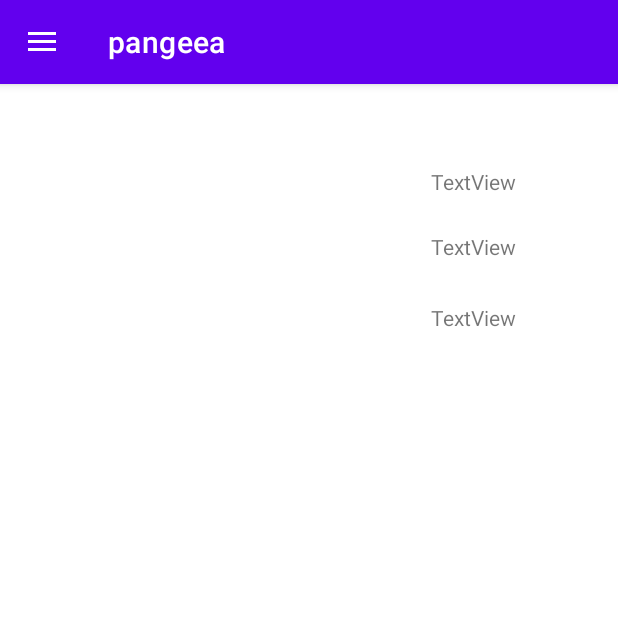
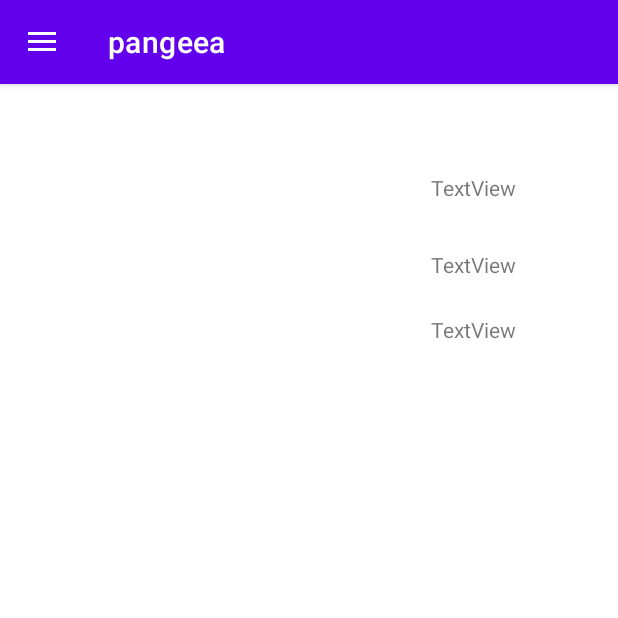
Before and after one commit to ObiItiFuraCodu/pangeea, an Android app: the MainActivity screen opened directly, with no data from a screen before it, on a phone screen of 412 x 824 dp, the top half of it. Run offline under Robolectric (Android 15) with nearby library versions, the phone set to English and light mode, and no system bars; our stand-ins replace Firebase (no records; nobody signed in at launch, a user with empty details on screens opened directly); libraries missing offline, so code that uses them is left out: org.checkerframework.checker; 10 statements that could not run were skipped.

Commit message:
Schimbari majore

```diff
--- a/app/src/main/java/com/example/pangeea/backend/HourBackend.java
+++ b/app/src/main/java/com/example/pangeea/backend/HourBackend.java
@@ -151,8 +151,10 @@ public class HourBackend extends DatabaseConnector {
                                                                   layout.addView(v);
 
                                                               }else{
-                                                                  snapshot.getRef().child(snapshot.getKey()).removeValue();
-                                                                  Log.i("TAFDASRFWSREFAS",Long.toString(System.currentTimeMillis()));
+                                                                 // snapshot.getRef().child(snapshot.getKey()).removeValue();
+                                                                  Log.i("BLBLBLBLBLBLB",snapshot.getKey());
+                                                                  snapshot.getRef().child(Long.toString(hour_milisecs)).removeValue();
+                                                                  ///Log.i("TAFDASRFWSREFAS",Long.toString(System.currentTimeMillis()));
                                                               }
                                                           }
 
--- a/app/src/main/java/com/example/pangeea/backend/TaskBackend.java
+++ b/app/src/main/java/com/example/pangeea/backend/TaskBackend.java
@@ -181,12 +181,12 @@ public class TaskBackend extends DatabaseConnector{
 
                                                                   }
                                                               });
-                                                              if(true){
+                                                              if(hour_milisecs > System.currentTimeMillis() - ONE_DAY_IN_MILIS){
                                                                   layout.addView(v);
 
                                                               }else{
                                                                   Log.i("TF","WTFFFFFFFFFFFFFFFFFF");
-                                                                  snapshot.getRef().child(snapshot.getKey()).removeValue();
+                                                                  snapshot.getRef().child(Long.toString(hour_milisecs)).removeValue();
                                                               }
                                                           }
 
--- a/app/src/main/java/com/example/pangeea/backend/TestBackend.java
+++ b/app/src/main/java/com/example/pangeea/backend/TestBackend.java
@@ -211,12 +211,12 @@ public class TestBackend extends DatabaseConnector {
 
                                                                   }
                                                               });
-                                                              if(true){
+                                                              if(hour_milisecs > System.currentTimeMillis() - ONE_DAY_IN_MILIS){
                                                                   layout.addView(v);
 
                                                               }else{
                                                                   Log.i("TF","WTFFFFFFFFFFFFFFFFFF");
-                                                                  snapshot.getRef().child(snapshot.getKey()).removeValue();
+                                                                  snapshot.getRef().child(Long.toString(hour_milisecs)).removeValue();
                                                               }
                                                           }
 
--- a/app/src/main/java/com/example/pangeea/main/MainActivity.java
+++ b/app/src/main/java/com/example/pangeea/main/MainActivity.java
@@ -123,10 +123,10 @@ public class MainActivity extends AppCompatActivity implements NavigationView.On
                     }
                 });
 
-        LinearLayout linear = findViewById(R.id.liner);
-        backend1.import_hours(linear);
-        backend2.import_tasks(linear);
-        backend3.import_tests(linear);
+
+        backend1.import_hours(findViewById(R.id.liner2));
+        backend2.import_tasks(findViewById(R.id.liner));
+        backend3.import_tests(findViewById(R.id.liner3));
 
     }
 }
--- a/app/src/main/res/layout/activity_main.xml
+++ b/app/src/main/res/layout/activity_main.xml
@@ -9,39 +9,75 @@
     android:id="@+id/my_drawer_layout"
     tools:ignore="HardcodedText"
     >
+
     <androidx.constraintlayout.widget.ConstraintLayout
         android:layout_width="match_parent"
         android:layout_height="match_parent">
+
+        <ScrollView
+            android:id="@+id/scrollView2"
+            android:layout_width="0dp"
+            android:layout_height="0dp"
+            app:layout_constraintBottom_toBottomOf="parent"
+            app:layout_constraintEnd_toEndOf="parent"
+            app:layout_constraintStart_toStartOf="parent"
+            app:layout_constraintTop_toBottomOf="@+id/scrollView4">
+
+            <LinearLayout
+                android:id="@+id/liner"
+                android:layout_width="match_parent"
+                android:layout_height="wrap_content"
+                android:orientation="vertical" />
+        </ScrollView>
+
+        <ScrollView
+            android:id="@+id/scrollView4"
+            android:layout_width="0dp"
+            android:layout_height="0dp"
+            app:layout_constraintBottom_toTopOf="@+id/guideline27"
+            app:layout_constraintEnd_toEndOf="parent"
+            app:layout_constraintHorizontal_bias="0.0"
+            app:layout_constraintStart_toStartOf="parent"
+            app:layout_constraintTop_toTopOf="@+id/guideline26"
+            app:layout_constraintVertical_bias="0.0">
+
+            <LinearLayout
+                android:id="@+id/liner3"
+                android:layout_width="match_parent"
+                android:layout_height="wrap_content"
+                android:orientation="vertical" />
+        </ScrollView>
+
         <ImageView
             android:id="@+id/imageView"
             android:layout_width="176dp"
             android:layout_height="181dp"
             android:layout_marginStart="28dp"
-            android:layout_marginTop="16dp"
+            android:layout_marginTop="24dp"
             app:layout_constraintEnd_toStartOf="@+id/hs"
-            app:layout_constraintHorizontal_bias="0.113"
+            app:layout_constraintHorizontal_bias="0.023"
             app:layout_constraintStart_toStartOf="parent"
             app:layout_constraintTop_toTopOf="parent"
             tools:srcCompat="@tools:sample/avatars" />
+
+        <TextView
+            android:id="@+id/hs"
+            android:layout_width="wrap_content"
+            android:layout_height="wrap_content"
+            android:layout_marginEnd="68dp"
+            android:layout_marginBottom="24dp"
+            android:text="TextView"
+            app:layout_constraintBottom_toTopOf="@+id/textView4"
+            app:layout_constraintEnd_toEndOf="parent" />
 
         <TextView
             android:id="@+id/Username"
             android:layout_width="wrap_content"
             android:layout_height="wrap_content"
             android:layout_marginEnd="68dp"
-            android:layout_marginBottom="24dp"
+            android:layout_marginBottom="32dp"
             android:text="TextView"
             app:layout_constraintBottom_toTopOf="@+id/hs"
-            app:layout_constraintEnd_toEndOf="parent" />
-
-        <TextView
-            android:id="@+id/hs"
-            android:layout_width="wrap_content"
-            android:layout_height="wrap_content"
-            android:layout_marginEnd="68dp"
-            android:layout_marginBottom="28dp"
-            android:text="TextView"
-            app:layout_constraintBottom_toTopOf="@+id/textView4"
             app:layout_constraintEnd_toEndOf="parent" />
 
         <TextView
@@ -51,23 +87,65 @@
             android:layout_marginEnd="68dp"
             android:layout_marginBottom="32dp"
             android:text="TextView"
-            app:layout_constraintBottom_toTopOf="@+id/scrollView2"
+            app:layout_constraintBottom_toTopOf="@+id/scrollView3"
             app:layout_constraintEnd_toEndOf="parent" />
 
         <ScrollView
-            android:id="@+id/scrollView2"
-            android:layout_width="409dp"
-            android:layout_height="521dp"
+            android:id="@+id/scrollView3"
+            android:layout_width="0dp"
+            android:layout_height="0dp"
+            app:layout_constraintBottom_toTopOf="@+id/guideline25"
             app:layout_constraintEnd_toEndOf="parent"
+            app:layout_constraintHorizontal_bias="0.0"
             app:layout_constraintStart_toStartOf="parent"
-            app:layout_constraintTop_toBottomOf="@+id/imageView">
+            app:layout_constraintTop_toBottomOf="@+id/imageView"
+            app:layout_constraintVertical_bias="1.0">
 
             <LinearLayout
-                android:id="@+id/liner"
+                android:id="@+id/liner2"
                 android:layout_width="match_parent"
                 android:layout_height="wrap_content"
                 android:orientation="vertical" />
         </ScrollView>
+
+        <androidx.constraintlayout.widget.Guideline
+            android:id="@+id/guideline25"
+            android:layout_width="wrap_content"
+            android:layout_height="wrap_content"
+            android:orientation="horizontal"
+            app:layout_constraintEnd_toEndOf="parent"
+            app:layout_constraintGuide_begin="365dp"
+            app:layout_constraintStart_toStartOf="parent" />
+
+        <androidx.constraintlayout.widget.Guideline
+            android:id="@+id/guideline26"
+            android:layout_width="wrap_content"
+            android:layout_height="wrap_content"
+            android:orientation="horizontal"
+            app:layout_constraintGuide_begin="378dp" />
+
+        <androidx.constraintlayout.widget.Guideline
+            android:id="@+id/guideline27"
+            android:layout_width="wrap_content"
+            android:layout_height="wrap_content"
+            android:orientation="horizontal"
+            app:layout_constraintGuide_begin="531dp" />
+
+        <androidx.constraintlayout.widget.Guideline
+            android:id="@+id/guideline28"
+            android:layout_width="wrap_content"
+            android:layout_height="wrap_content"
+            android:orientation="horizontal"
+            app:layout_constraintGuide_begin="541dp" />
+
+        <androidx.constraintlayout.widget.Guideline
+            android:id="@+id/guideline29"
+            android:layout_width="wrap_content"
+            android:layout_height="wrap_content"
+            android:orientation="horizontal"
+            app:layout_constraintEnd_toEndOf="parent"
+            app:layout_constraintGuide_begin="695dp"
+            app:layout_constraintStart_toStartOf="parent" />
 
     </androidx.constraintlayout.widget.ConstraintLayout>
     <com.google.android.material.navigation.NavigationView
```
